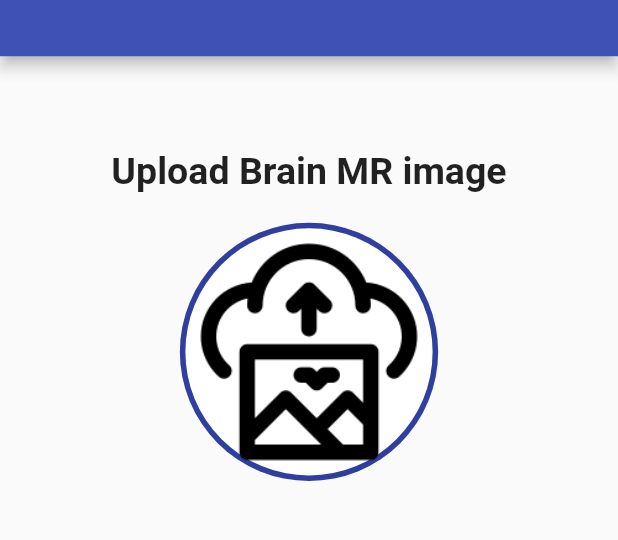
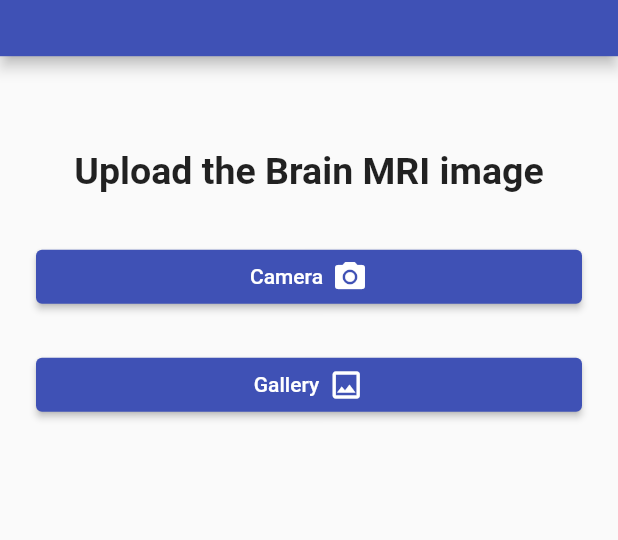
Before and after one commit to s448/tumor_segmentation, a Flutter app: the screen it shows after launch, on a phone screen of 412 x 824 dp, the part 191-731 px from its top. Run offline on Flutter 3.47's test engine with Material 2 defaults, Android fonts, the phone set to English and light mode, and no system bars; our stand-ins replace dio, get, image_picker.

Commit message:
UI optimization and url edit

```diff
--- a/lib/components/shared_button.dart
+++ b/lib/components/shared_button.dart
@@ -2,9 +2,10 @@ import 'package:flutter/material.dart';
 import 'package:get/get.dart';
 
 class CustomButton extends StatelessWidget {
-  const CustomButton({Key? key, required this.buttonText, required this.action}) : super(key: key);
+  const CustomButton({Key? key, required this.buttonText, required this.action, required this.ic,}) : super(key: key);
   final String buttonText;
   final VoidCallback action;
+  final Icon ic;
   @override
   Widget build(BuildContext context) {
     return Padding(
@@ -14,7 +15,15 @@ class CustomButton extends StatelessWidget {
           width: Get.width,
           child: ElevatedButton(
               onPressed: (action),
-              child: Text(buttonText)),
+              child: Row(
+                mainAxisAlignment: MainAxisAlignment.center,
+                children: [
+                  Text(buttonText),
+                  const SizedBox(width: 6.0),
+                  ic,
+                ],
+              )
+          ),
         ),
       ),
     );
--- a/lib/controller/upload_mri_controller.dart
+++ b/lib/controller/upload_mri_controller.dart
@@ -19,6 +19,7 @@ class UploadMRIController extends GetxController {
 
   removeImg(){
     imgFile = null;
+    uploading = false;
     update();
   }
 
@@ -33,8 +34,9 @@ class UploadMRIController extends GetxController {
       // "name": fileName,
     });
     var response = await dio.post(
-      "http://10.0.2.2:8080/predict",
-     // "https://api.imgbb.com/1/upload",
+      "https://4a6f-156-210-250-121.eu.ngrok.io/predict", //hosting on ngrok
+      // "http://10.0.2.2:8080/predict", //hosting on local machine
+     // "https://api.imgbb.com/1/upload", //testing the app on test API
       data: formData,
       onSendProgress: ((count, total){
         uploading = true;
--- a/lib/view/home_page.dart
+++ b/lib/view/home_page.dart
@@ -3,7 +3,6 @@ import 'package:get/get.dart';
 import 'package:tumer_segmentation/components/app_bar.dart';
 import 'package:tumer_segmentation/components/shared_button.dart';
 import '../controller/upload_mri_controller.dart';
-import 'package:tumer_segmentation/constants/colors.dart';
 
 class HomePage extends StatefulWidget {
   const HomePage({Key? key}) : super(key: key);
@@ -37,7 +36,7 @@ class _HomePageState extends State<HomePage> {
                                 const SizedBox(height: 50),
                                 const IntrinsicHeight(
                                   child: Text(
-                                    "Upload Brain MR image",
+                                    "Upload the Brain MRI image",
                                     textAlign: TextAlign.center,
                                     softWrap: true,
                                     maxLines: 3,
@@ -49,11 +48,7 @@ class _HomePageState extends State<HomePage> {
                                 const SizedBox(
                                   height: 20,
                                 ),
-                                InkWell(
-                                    onTap: (() {
-                                      Get.defaultDialog(
-                                        title: "",
-                                        content: SizedBox(
+                                SizedBox(
                                   width: Get.width,
                                   child: Column(
                                     children: [
@@ -65,6 +60,7 @@ class _HomePageState extends State<HomePage> {
                                           Get.back();
                                         }),
                                         buttonText: "Camera",
+                                        ic: const Icon(Icons.camera_alt),
                                       ),
                                       CustomButton(
                                         action: (() {
@@ -74,26 +70,11 @@ class _HomePageState extends State<HomePage> {
                                           Get.back();
                                         }),
                                         buttonText: "Gallery",
+                                        ic: const Icon(Icons.image_outlined),
                                       )
                                     ],
                                   ),
                                 ),
-                                      );
-                                      // logic.selectImgFromGallery();
-                                    }),
-                                    child: CircleAvatar(
-                                      radius: Get.width * 0.209,
-                                      child: CircleAvatar(
-                                        backgroundColor: Colors.white,
-                                        radius: Get.width * 0.2,
-                                        child: Image.asset(
-                                          "assets/upload.png",
-                                          width: Get.width * 0.5,
-                                          height: Get.height * 0.4,
-                                          fit: BoxFit.fitWidth,
-                                        ),
-                                      ),
-                                    ))
                               ],
                             )
                           : Stack(children: [
```
Also changed, not shown: 1 other file. Lines whose indentation alone changed are shown as unchanged.
